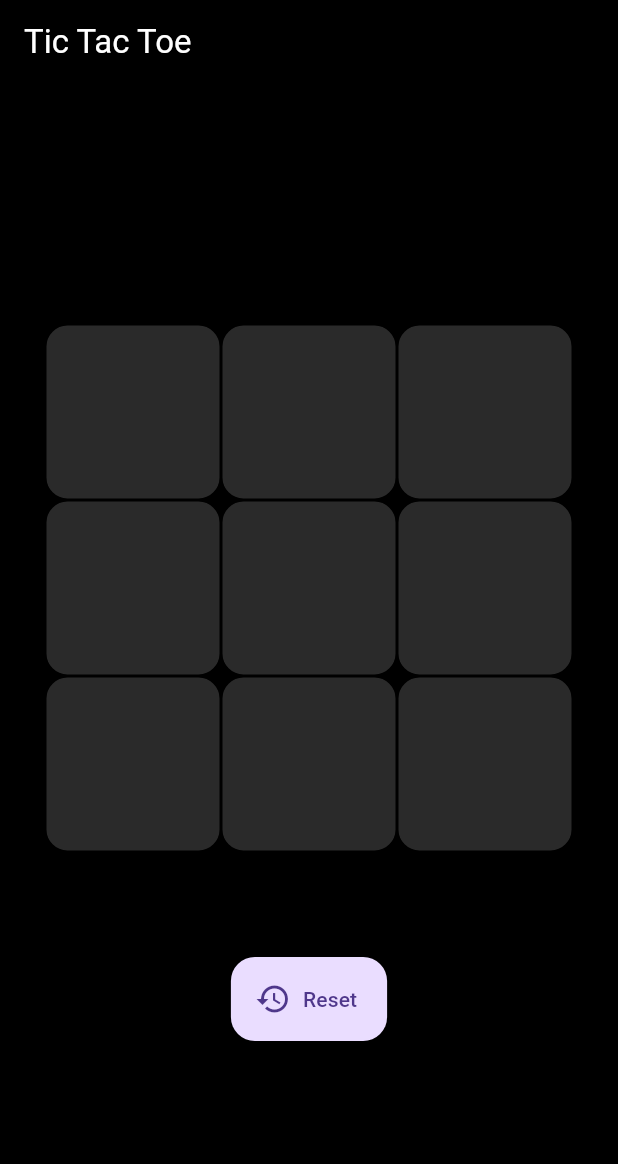
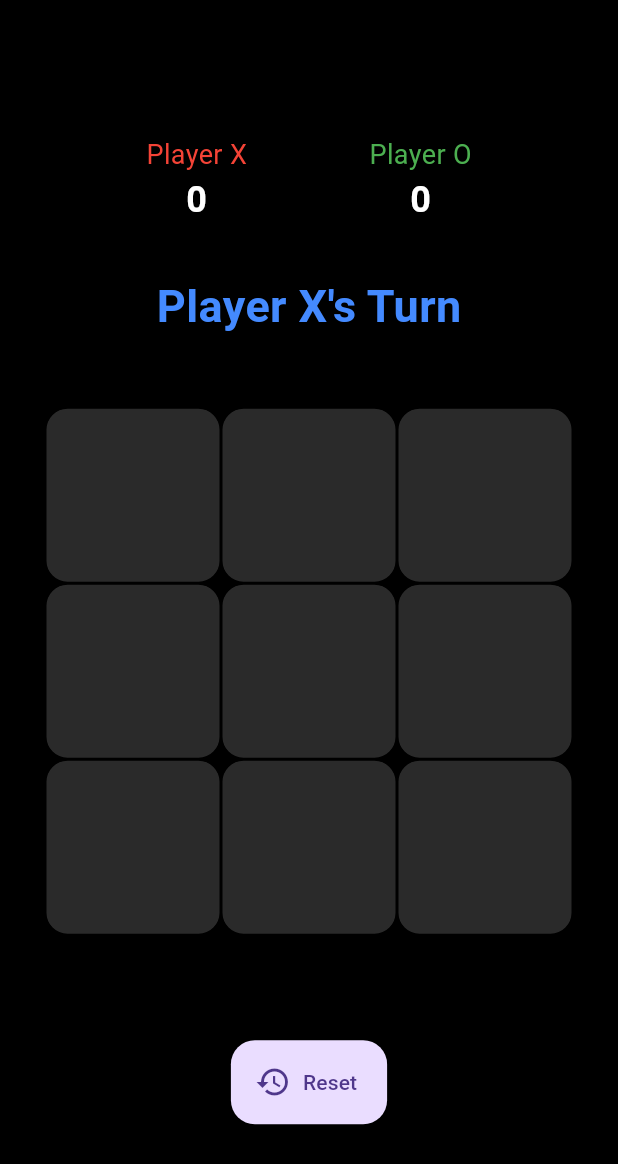
Before and after one commit to sreeramamp123/PRODIGY_AD_04, a Flutter app: the screen it shows after launch, after a tap on "Reset", on a phone screen of 412 x 824 dp. Shown: the top 1164 px of the screen. Run offline on Flutter 3.47's test engine with Material 3 defaults, Android fonts, the phone set to English and light mode, and no system bars.

Commit message:
Final UI/UX Ready

```diff
--- a/lib/home.dart
+++ b/lib/home.dart
@@ -8,12 +8,20 @@ class Home extends StatefulWidget {
 class _HomeState extends State<Home> {
   bool gameOver = false;
 
+  int scoreX = 0;
+  int scoreO = 0;
+
   void resetGame() {
     setState(() {
       board = List.filled(9, '');
       xTurn = true;
       gameOver = false;
     });
+  }
+
+  String get currentPlayerText {
+    if (gameOver) return '';
+    return xTurn ? "Player X's Turn" : "Player O's Turn";
   }
 
   final List<List<int>> winPatterns = [
@@ -47,18 +55,31 @@ class _HomeState extends State<Home> {
 
       String? winner = checkWinner();
       if (winner != null) {
+        setState(() {
+          if (winner == 'X') {
+            scoreX += 1;
+          } else {
+            scoreO += 1;
+          }
+        });
+
         showDialog(
           context: context,
           builder:
               (_) => AlertDialog(
-                title: Text('$winner wins!'),
+                backgroundColor: Color.fromARGB(255, 42, 42, 42),
+                title: Text(
+                  '$winner wins!',
+                  style: TextStyle(color: Colors.white),
+                ),
                 actions: [
-                  TextButton(
+                  FloatingActionButton.extended(
                     onPressed: () {
                       resetGame();
                       Navigator.of(context).pop();
                     },
-                    child: Text('Play Again'),
+                    label: Text("Play Again"),
+                    icon: Icon(Icons.repeat),
                   ),
                 ],
               ),
@@ -70,14 +91,15 @@ class _HomeState extends State<Home> {
           context: context,
           builder:
               (_) => AlertDialog(
-                title: Text('Draw!'),
+                title: Text('Draw!', style: TextStyle(color: Colors.white)),
                 actions: [
-                  TextButton(
+                  FloatingActionButton.extended(
                     onPressed: () {
                       resetGame();
                       Navigator.of(context).pop();
                     },
-                    child: Text('Play Again'),
+                    label: Text("Play Again"),
+                    icon: Icon(Icons.repeat),
                   ),
                 ],
               ),
@@ -91,13 +113,60 @@ class _HomeState extends State<Home> {
   Widget build(BuildContext context) {
     return Scaffold(
       backgroundColor: Colors.black,
-      appBar: AppBar(
-        title: Text('Tic Tac Toe', style: TextStyle(color: Colors.white)),
-        backgroundColor: Colors.black,
-      ),
       body: Column(
         mainAxisAlignment: MainAxisAlignment.center,
         children: [
+          Padding(
+            padding: const EdgeInsets.all(16),
+            child: Row(
+              mainAxisAlignment: MainAxisAlignment.spaceEvenly,
+              children: [
+                Column(
+                  children: [
+                    Text(
+                      'Player X',
+                      style: TextStyle(fontSize: 18, color: Colors.red),
+                    ),
+                    Text(
+                      '$scoreX',
+                      style: TextStyle(
+                        fontSize: 24,
+                        fontWeight: FontWeight.bold,
+                        color: Colors.white,
+                      ),
+                    ),
+                  ],
+                ),
+                Column(
+                  children: [
+                    Text(
+                      'Player O',
+                      style: TextStyle(fontSize: 18, color: Colors.green),
+                    ),
+                    Text(
+                      '$scoreO',
+                      style: TextStyle(
+                        fontSize: 24,
+                        fontWeight: FontWeight.bold,
+                        color: Colors.white,
+                      ),
+                    ),
+                  ],
+                ),
+              ],
+            ),
+          ),
+          Padding(
+            padding: const EdgeInsets.all(16),
+            child: Text(
+              currentPlayerText,
+              style: TextStyle(
+                color: Colors.blueAccent,
+                fontSize: 30,
+                fontWeight: FontWeight.bold,
+              ),
+            ),
+          ),
           Padding(
             padding: const EdgeInsets.all(30.0),
             child: GridView.builder(
@@ -132,6 +201,9 @@ class _HomeState extends State<Home> {
               setState(() {
                 board = List.filled(9, '');
                 xTurn = true;
+                scoreO = 0;
+                scoreX = 0;
+                gameOver = false;
               });
             },
             label: Text("Reset"),
--- a/lib/main.dart
+++ b/lib/main.dart
@@ -2,5 +2,5 @@ import 'package:flutter/material.dart';
 import 'package:tictaktoe/home.dart';
 
 void main() {
-  runApp(MaterialApp(home: Home()));
+  runApp(MaterialApp(home: Home(), debugShowCheckedModeBanner: false));
 }
```
